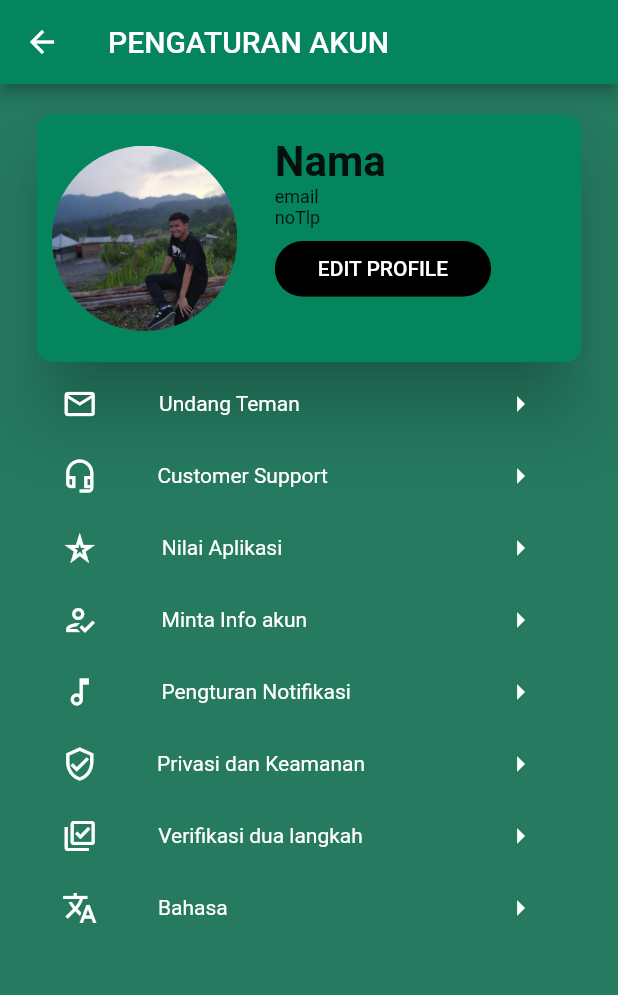
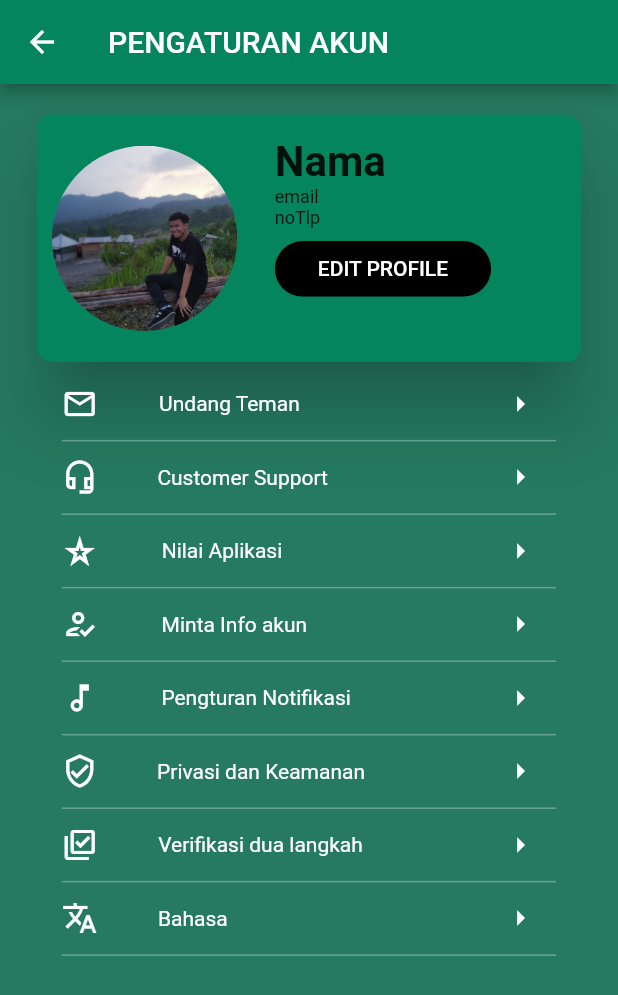
Before and after one commit to Rifqi121/FourGreenApp, a Flutter app: the AccountSettingScreen screen opened directly, on a phone screen of 412 x 824 dp. Shown: the top 995 px of the screen. Run offline on Flutter 3.47's test engine with Material 2 defaults, Android fonts, the phone set to English and light mode, and no system bars; our stand-ins replace better_player, carousel_pro, carousel_slider, flutter_toggle_tab, fluttertoast, hexcolor and 1 more; missing offline and left inert: custom_switch.

Commit message:
Commit Pertama

```diff
--- a/lib/Account_Setting/Account_Setting.dart
+++ b/lib/Account_Setting/Account_Setting.dart
@@ -18,6 +18,7 @@ class AccountSettingScreen extends StatelessWidget {
           child: Column(children: <Widget>[
             ProfileCard(),
             new Container(
+              decoration: BoxDecoration(border: Border(bottom: BorderSide(color: Colors.white30))),
               margin: EdgeInsets.symmetric(horizontal: size.width*0.05),
               child: Row(
                   mainAxisAlignment: MainAxisAlignment.spaceBetween,
@@ -30,6 +31,7 @@ class AccountSettingScreen extends StatelessWidget {
                 ),
               ),
             new Container(
+              decoration: BoxDecoration(border: Border(bottom: BorderSide(color: Colors.white30))),
               margin: EdgeInsets.symmetric(horizontal: size.width*0.05),
                 child: Row(
                   mainAxisAlignment: MainAxisAlignment.spaceBetween,
@@ -42,6 +44,7 @@ class AccountSettingScreen extends StatelessWidget {
                 ),
               ),
             new Container(
+              decoration: BoxDecoration(border: Border(bottom: BorderSide(color: Colors.white30))),
               margin: EdgeInsets.symmetric(horizontal: size.width*0.05),
               child: Row(
                   mainAxisAlignment: MainAxisAlignment.spaceBetween,
@@ -54,6 +57,7 @@ class AccountSettingScreen extends StatelessWidget {
                 ),
               ),
             new Container(
+              decoration: BoxDecoration(border: Border(bottom: BorderSide(color: Colors.white30))),
               margin: EdgeInsets.symmetric(horizontal: size.width*0.05),
               child: Row(
                   mainAxisAlignment: MainAxisAlignment.spaceBetween,
@@ -66,6 +70,7 @@ class AccountSettingScreen extends StatelessWidget {
                 ),
               ),
             new Container(
+              decoration: BoxDecoration(border: Border(bottom: BorderSide(color: Colors.white30))),
               margin: EdgeInsets.symmetric(horizontal: size.width*0.05),
               child: Row(
                   mainAxisAlignment: MainAxisAlignment.spaceBetween,
@@ -78,6 +83,7 @@ class AccountSettingScreen extends StatelessWidget {
                 ),
               ),
             new Container(
+              decoration: BoxDecoration(border: Border(bottom: BorderSide(color: Colors.white30))),
               margin: EdgeInsets.symmetric(horizontal: size.width*0.05),
               child: Row(
                   mainAxisAlignment: MainAxisAlignment.spaceBetween,
@@ -90,6 +96,7 @@ class AccountSettingScreen extends StatelessWidget {
                 ),
               ),
             new Container(
+              decoration: BoxDecoration(border: Border(bottom: BorderSide(color: Colors.white30))),
               margin: EdgeInsets.symmetric(horizontal: size.width*0.05),
               child: Row(
                   mainAxisAlignment: MainAxisAlignment.spaceBetween,
@@ -102,6 +109,7 @@ class AccountSettingScreen extends StatelessWidget {
                 ),
               ),
             new Container(
+              decoration: BoxDecoration(border: Border(bottom: BorderSide(color: Colors.white30))),
               margin: EdgeInsets.symmetric(horizontal: size.width*0.05),
               child: Row(
                   mainAxisAlignment: MainAxisAlignment.spaceBetween,
```
